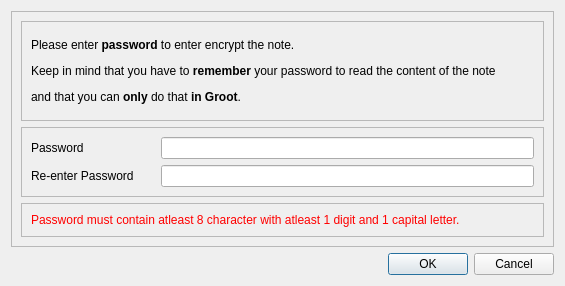
This is Application/GUIs/UI_files/passwordDialog.ui in sarvagyab/Groot as Qt 5 draws it before an edit. The edited form follows.
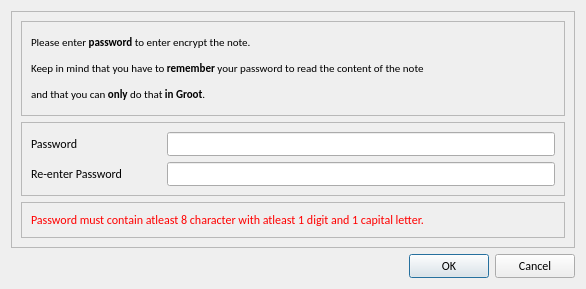
This is the edited form.

What changed in the file:
```diff
--- a/Application/GUIs/UI_files/passwordDialog.ui
+++ b/Application/GUIs/UI_files/passwordDialog.ui
@@ -6,8 +6,8 @@
    <rect>
     <x>0</x>
     <y>0</y>
-    <width>565</width>
-    <height>286</height>
+    <width>586</width>
+    <height>289</height>
    </rect>
   </property>
   <property name="sizePolicy">
@@ -16,6 +16,12 @@
     <verstretch>0</verstretch>
    </sizepolicy>
   </property>
+  <property name="font">
+   <font>
+    <family>Calibri</family>
+    <pointsize>9</pointsize>
+   </font>
+  </property>
   <property name="focusPolicy">
    <enum>Qt::NoFocus</enum>
   </property>
@@ -62,6 +68,12 @@
              <verstretch>0</verstretch>
             </sizepolicy>
            </property>
+           <property name="font">
+            <font>
+             <family>Calibri</family>
+             <pointsize>8</pointsize>
+            </font>
+           </property>
            <property name="text">
             <string>&lt;html&gt;&lt;head/&gt;&lt;body&gt;&lt;p&gt;Please enter &lt;span style=&quot; font-weight:600;&quot;&gt;password &lt;/span&gt;to enter encrypt the note.&lt;/p&gt;&lt;p&gt;Keep in mind that you have to &lt;span style=&quot; font-weight:600;&quot;&gt;remember &lt;/span&gt;your password to read the content of the note&lt;/p&gt;&lt;p&gt;and that you can &lt;span style=&quot; font-weight:600;&quot;&gt;only&lt;/span&gt; do that &lt;span style=&quot; font-weight:600;&quot;&gt;in Groot&lt;/span&gt;.&lt;/p&gt;&lt;/body&gt;&lt;/html&gt;</string>
            </property>
```
